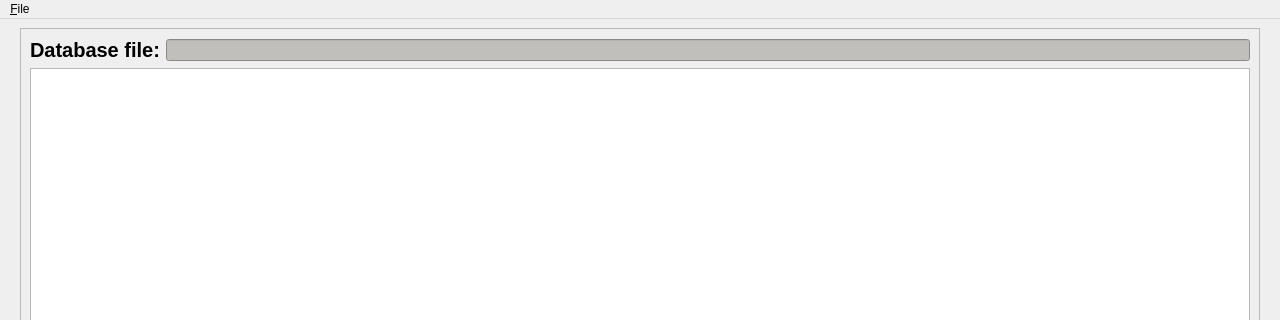
Qt form ui/mainwindow.ui (mevid93/credex) before a commit; both pictures show x 0 to 1280 and y 0 to 320 of the 1280 by 720 pixel window.
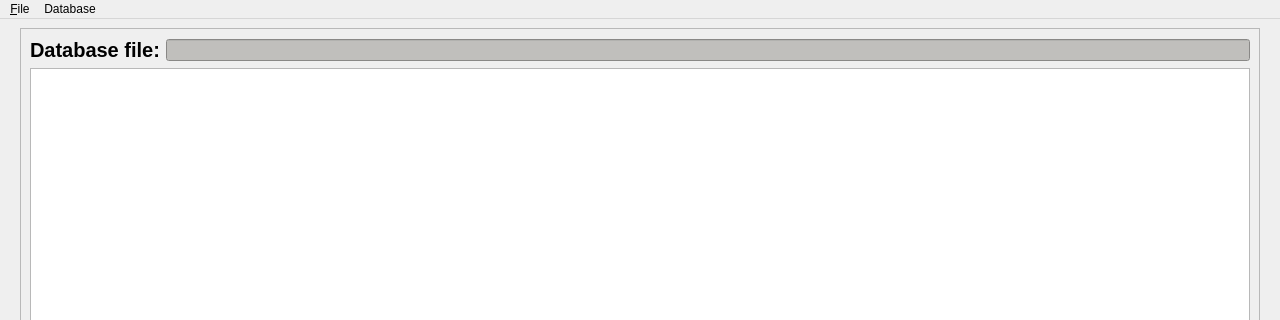
The same form after that commit.

Commit message: database password change feature

```diff
--- a/ui/mainwindow.ui
+++ b/ui/mainwindow.ui
@@ -111,7 +111,15 @@
     <addaction name="action_Close"/>
     <addaction name="action_Exit"/>
    </widget>
+   <widget class="QMenu" name="menuRecord">
+    <property name="title">
+     <string>Database</string>
+    </property>
+    <addaction name="actionCreate_New"/>
+    <addaction name="actionSet_DB_Password"/>
+   </widget>
    <addaction name="menu_File"/>
+   <addaction name="menuRecord"/>
   </widget>
   <widget class="QStatusBar" name="statusbar"/>
   <action name="action_New">
```
Left out of the diff: 16 changed lines with no effect on the pictures. The commit also changes 13 other files.
